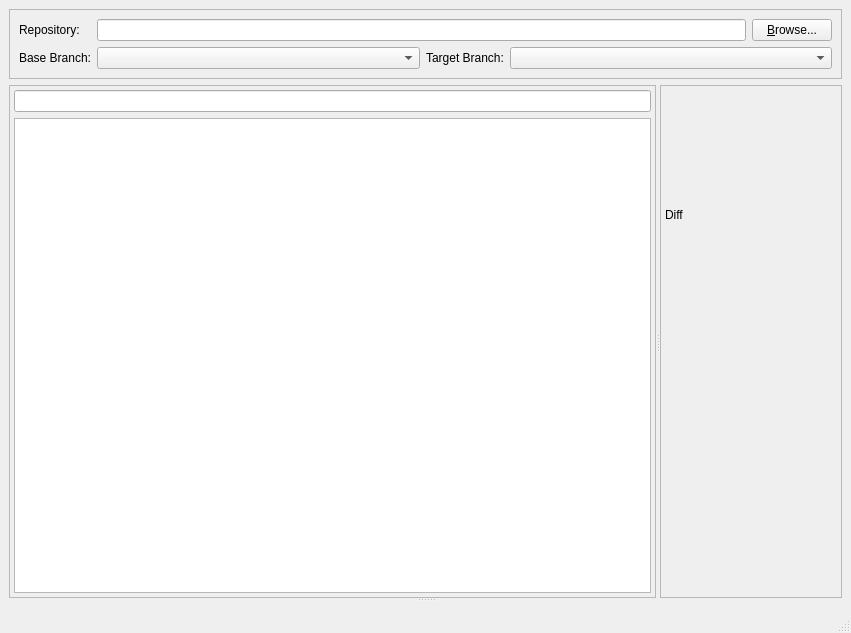
Before: the Qt Designer form qgitc/branchcomparewindow.ui in timxx/qgitc, drawn with Qt 5.
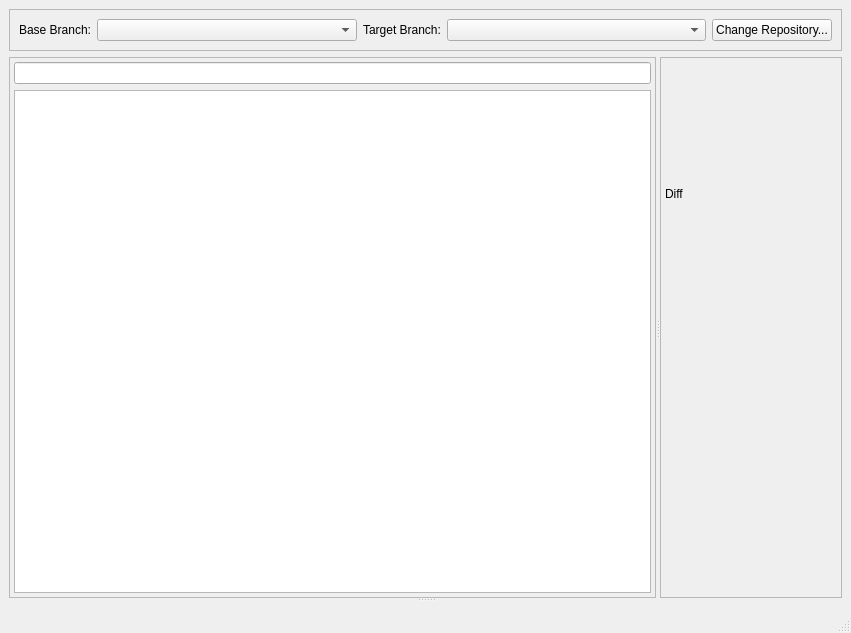
After: the same form once the commit is applied. Custom widgets are drawn as their Qt base class.

Commit message:
Implement branch loading
To reuse the existing repository loading logic, the log window is now required to switch repositories.

```diff
--- a/qgitc/branchcomparewindow.ui
+++ b/qgitc/branchcomparewindow.ui
@@ -31,42 +31,6 @@
       </property>
       <layout class="QGridLayout" name="gridLayout">
        <item row="0" column="1">
-        <layout class="QHBoxLayout" name="horizontalLayout">
-         <item>
-          <widget class="RepoPathInput" name="leRepo"/>
-         </item>
-         <item>
-          <widget class="QPushButton" name="btnBrowse">
-           <property name="text">
-            <string>&amp;Browse...</string>
-           </property>
-          </widget>
-         </item>
-        </layout>
-       </item>
-       <item row="1" column="0">
-        <widget class="QLabel" name="label_2">
-         <property name="text">
-          <string>Base Branch:</string>
-         </property>
-         <property name="buddy">
-          <cstring>cbBaseBranch</cstring>
-         </property>
-        </widget>
-       </item>
-       <item row="0" column="0">
-        <widget class="QLabel" name="label">
-         <property name="text">
-          <string>Repository:</string>
-         </property>
-         <property name="buddy">
-          <cstring>leRepo</cstring>
-         </property>
-        </widget>
-       </item>
-       <item row="1" column="1">
-        <layout class="QHBoxLayout" name="horizontalLayout_2">
-         <item>
           <widget class="QComboBox" name="cbBaseBranch">
            <property name="sizePolicy">
             <sizepolicy hsizetype="MinimumExpanding" vsizetype="Fixed">
@@ -76,7 +40,7 @@
            </property>
           </widget>
          </item>
-         <item>
+       <item row="0" column="2">
           <widget class="QLabel" name="label_3">
            <property name="text">
             <string>Target Branch:</string>
@@ -86,7 +50,17 @@
            </property>
           </widget>
          </item>
-         <item>
+       <item row="0" column="0">
+        <widget class="QLabel" name="label_2">
+         <property name="text">
+          <string>Base Branch:</string>
+         </property>
+         <property name="buddy">
+          <cstring>cbBaseBranch</cstring>
+         </property>
+        </widget>
+       </item>
+       <item row="0" column="4">
           <widget class="QComboBox" name="cbTargetBranch">
            <property name="sizePolicy">
             <sizepolicy hsizetype="MinimumExpanding" vsizetype="Fixed">
@@ -96,7 +70,12 @@
            </property>
           </widget>
          </item>
-        </layout>
+       <item row="0" column="5">
+        <widget class="QPushButton" name="btnShowLogWindow">
+         <property name="text">
+          <string>Change Repository...</string>
+         </property>
+        </widget>
        </item>
       </layout>
      </widget>
@@ -212,11 +191,6 @@
   <widget class="QStatusBar" name="statusbar"/>
  </widget>
  <customwidgets>
-  <customwidget>
-   <class>RepoPathInput</class>
-   <extends>QLineEdit</extends>
-   <header>repopathinput.h</header>
-  </customwidget>
   <customwidget>
    <class>SearchLineEdit</class>
    <extends>QLineEdit</extends>
```
Left out of the diff: 4 changed lines with no effect on the pictures. Lines whose indentation alone changed are shown as unchanged. The commit also changes 1 other file.
